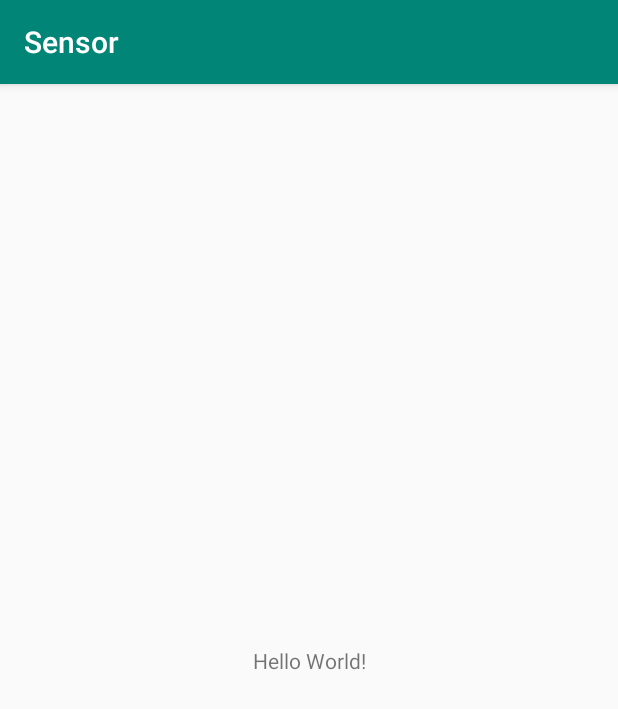
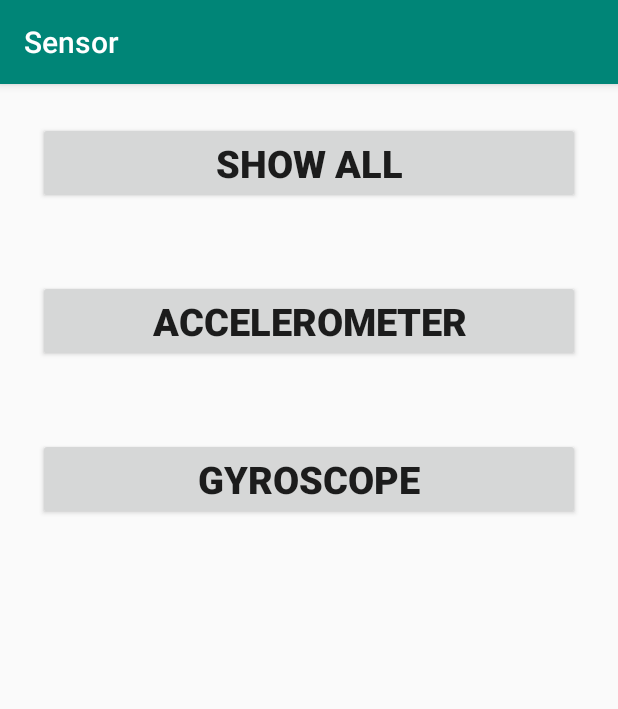
Before and after one commit to ishika28/Sensor, an Android app: the screen it shows after launch (MainActivity before the commit, DashboardActivity after it), on a phone screen of 412 x 824 dp. Shown: the top 709 px of the screen. Run offline under Robolectric (Android 15) with nearby library versions, the phone set to English and light mode, and no system bars.

```diff
--- a/app/src/main/AndroidManifest.xml
+++ b/app/src/main/AndroidManifest.xml
@@ -9,13 +9,17 @@
         android:roundIcon="@mipmap/ic_launcher_round"
         android:supportsRtl="true"
         android:theme="@style/AppTheme">
-        <activity android:name=".MainActivity">
+        <activity android:name=".ProximityActivity"></activity>
+        <activity android:name=".GyroscopeActivity" />
+        <activity android:name=".AccelerometerActivity" />
+        <activity android:name=".DashboardActivity">
             <intent-filter>
                 <action android:name="android.intent.action.MAIN" />
 
                 <category android:name="android.intent.category.LAUNCHER" />
             </intent-filter>
         </activity>
+        <activity android:name=".MainActivity" />
     </application>
 
 </manifest>
--- /dev/null
+++ b/app/src/main/java/com/example/sensor/DashboardActivity.java
@@ -0,0 +1,46 @@
+package com.example.sensor;
+
+import androidx.appcompat.app.AppCompatActivity;
+
+import android.content.Intent;
+import android.os.Bundle;
+import android.view.View;
+import android.widget.Button;
+
+public class DashboardActivity extends AppCompatActivity {
+   private Button btnshowall, btnaccelerometer, btngrroscope;
+
+    @Override
+    protected void onCreate(Bundle savedInstanceState) {
+        super.onCreate(savedInstanceState);
+        setContentView(R.layout.activity_dashboard);
+
+        btnshowall=findViewById(R.id.showall);
+        btnaccelerometer=findViewById(R.id.accelerometer);
+        btngrroscope=findViewById(R.id.gyroscope);
+
+        btnshowall.setOnClickListener(new View.OnClickListener() {
+            @Override
+            public void onClick(View v) {
+                Intent intent= new Intent(DashboardActivity.this,MainActivity.class );
+                startActivity(intent);
+            }
+        });
+
+        btnaccelerometer.setOnClickListener(new View.OnClickListener() {
+            @Override
+            public void onClick(View v) {
+                Intent intent = new Intent(DashboardActivity.this,AccelerometerActivity.class);
+                startActivity(intent);
+            }
+        });
+
+        btngrroscope.setOnClickListener(new View.OnClickListener() {
+            @Override
+            public void onClick(View v) {
+                Intent intent = new Intent(DashboardActivity.this,GyroscopeActivity.class);
+                startActivity(intent);
+            }
+        });
+    }
+}
--- /dev/null
+++ b/app/src/main/res/layout/activity_dashboard.xml
@@ -0,0 +1,40 @@
+<?xml version="1.0" encoding="utf-8"?>
+<LinearLayout xmlns:android="http://schemas.android.com/apk/res/android"
+    xmlns:app="http://schemas.android.com/apk/res-auto"
+    xmlns:tools="http://schemas.android.com/tools"
+    android:layout_width="match_parent"
+    android:layout_height="match_parent"
+    android:orientation="vertical"
+    tools:context=".DashboardActivity">
+
+    <Button
+        android:id="@+id/showall"
+        android:layout_width="match_parent"
+        android:layout_height="wrap_content"
+        android:text="Show all"
+        android:textStyle="bold"
+        android:textSize="25dp"
+        android:layout_margin="25dp"
+        />
+
+    <Button
+        android:id="@+id/accelerometer"
+        android:layout_width="match_parent"
+        android:layout_height="wrap_content"
+        android:text="Accelerometer"
+        android:textStyle="bold"
+        android:textSize="25dp"
+        android:layout_margin="25dp"
+        />
+    <Button
+        android:id="@+id/gyroscope"
+        android:layout_width="match_parent"
+        android:layout_height="wrap_content"
+        android:text="Gyroscope"
+        android:textStyle="bold"
+        android:textSize="25dp"
+        android:layout_margin="25dp"
+        />
+
+
+</LinearLayout>
--- a/app/src/main/res/layout/activity_main.xml
+++ b/app/src/main/res/layout/activity_main.xml
@@ -7,9 +7,10 @@
     tools:context=".MainActivity">
 
     <TextView
+        android:id="@+id/tvSensor"
         android:layout_width="wrap_content"
         android:layout_height="wrap_content"
-        android:text="Hello World!"
+        android:text=""
         app:layout_constraintBottom_toBottomOf="parent"
         app:layout_constraintLeft_toLeftOf="parent"
         app:layout_constraintRight_toRightOf="parent"
```
Also changed, not shown: app/src/main/java/com/example/sensor/AccelerometerActivity.java (added, +55 -0 lines), app/src/main/java/com/example/sensor/GyroscopeActivity.java (added, +64 -0 lines), app/src/main/java/com/example/sensor/MainActivity.java (+18 -0 lines), app/src/main/java/com/example/sensor/ProximityActivity.java (added, +14 -0 lines), app/src/main/res/layout/activity_accelerometer.xml (added, +17 -0 lines), app/src/main/res/layout/activity_gyroscope.xml (added, +24 -0 lines), app/src/main/res/layout/activity_proximity.xml (added, +17 -0 lines).
